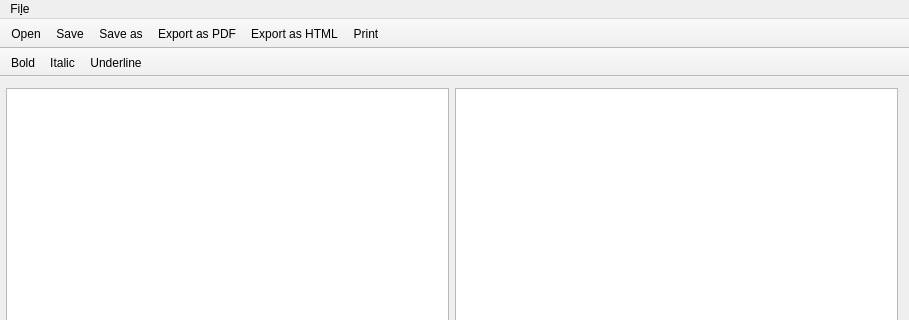
Aztorius/magicfountain, file mainwindow.ui: the form before one commit; both pictures show x 0 to 909 and y 0 to 320 of the 909 by 564 pixel window.
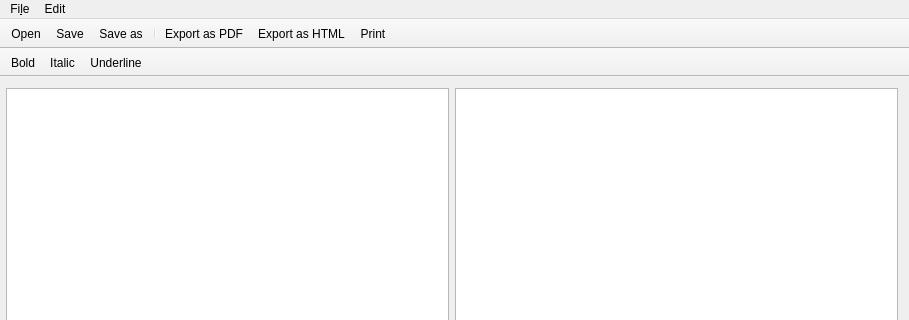
The form after the commit. Icons and pictures are not drawn.

Commit message: Added: icons Improved: HTML export Fixed: i out of range Improved: scene heading and character detection

```diff
--- a/mainwindow.ui
+++ b/mainwindow.ui
@@ -83,7 +83,16 @@
     <addaction name="actionExport_as_HTML"/>
     <addaction name="actionPrint"/>
    </widget>
+   <widget class="QMenu" name="menuEdit">
+    <property name="title">
+     <string>Edit</string>
+    </property>
+    <addaction name="actionBold"/>
+    <addaction name="actionItalic"/>
+    <addaction name="actionUnderline"/>
+   </widget>
    <addaction name="menuFile"/>
+   <addaction name="menuEdit"/>
   </widget>
   <widget class="QStatusBar" name="statusBar"/>
   <widget class="QToolBar" name="toolBar">
@@ -93,6 +102,12 @@
    <property name="movable">
     <bool>false</bool>
    </property>
+   <property name="iconSize">
+    <size>
+     <width>36</width>
+     <height>36</height>
+    </size>
+   </property>
    <property name="toolButtonStyle">
     <enum>Qt::ToolButtonIconOnly</enum>
    </property>
@@ -105,6 +120,7 @@
    <addaction name="actionOpen"/>
    <addaction name="actionSave"/>
    <addaction name="actionSave_as"/>
+   <addaction name="separator"/>
    <addaction name="actionExport_as_PDF"/>
    <addaction name="actionExport_as_HTML"/>
    <addaction name="actionPrint"/>
```
Left out of the diff: 29 changed lines with no effect on the pictures. The commit also changes 12 other files.
